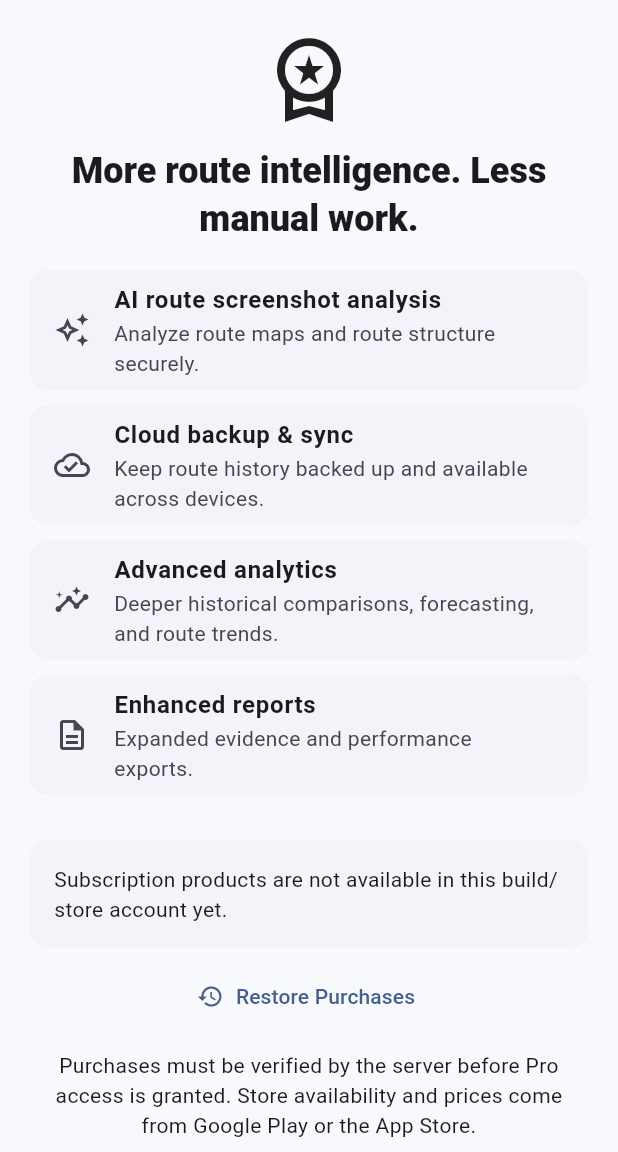
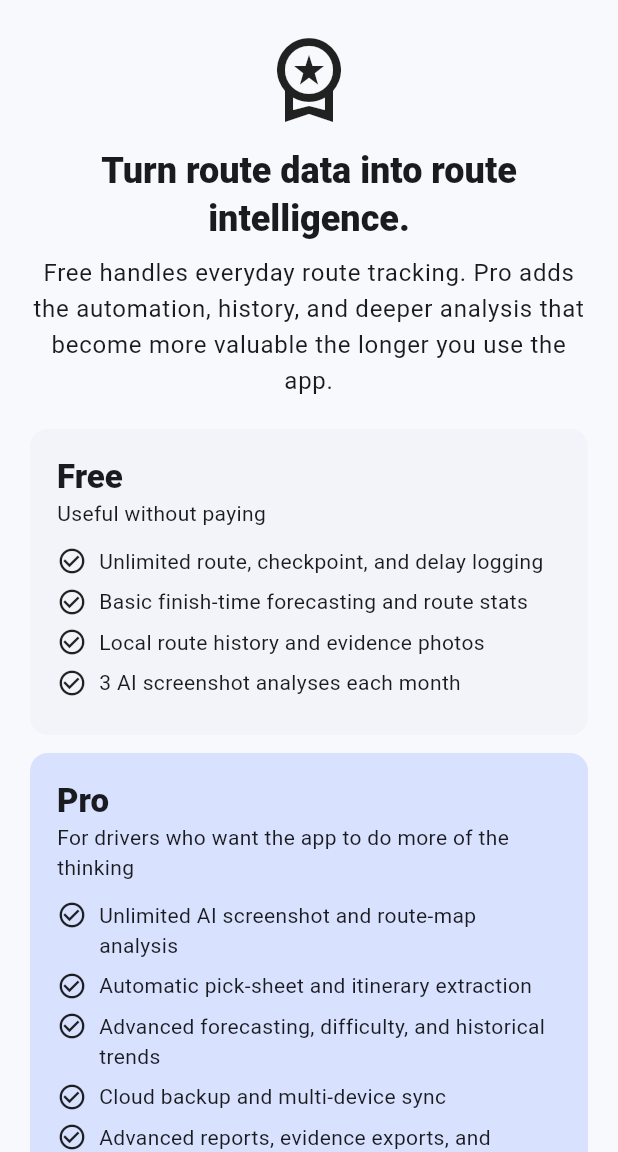
Before and after one commit to halldustin54dh-cmd/route-performance-tracker, a Flutter app: the PaywallScreen screen opened directly, on a phone screen of 412 x 824 dp, the part 84-1236 px from its top. Run offline on Flutter 3.47's test engine with Material 3 defaults, Android fonts, the phone set to English and light mode, and no system bars; our stand-ins replace image_picker, in_app_purchase, sqflite, supabase_flutter; missing offline and left inert: google_mlkit_text_recognition; accounts and stored records are empty.

Commit message:
Polish Free versus Pro paywall

```diff
--- a/lib/screens/paywall_screen.dart
+++ b/lib/screens/paywall_screen.dart
@@ -14,12 +14,12 @@ class _PaywallScreenState extends State<PaywallScreen> {
   List<ProductDetails> _products = const [];
   bool _loading = true;
   String? _message;
-  StreamSubscription<String>? _messageSubscription;
+  StreamSubscription<String>? _messages;
 
   @override
   void initState() {
     super.initState();
-    _messageSubscription = SubscriptionService.instance.messages.listen((message) {
+    _messages = SubscriptionService.instance.messages.listen((message) {
       if (!mounted) return;
       setState(() => _message = message);
       ScaffoldMessenger.of(context).showSnackBar(SnackBar(content: Text(message)));
@@ -29,7 +29,7 @@ class _PaywallScreenState extends State<PaywallScreen> {
 
   @override
   void dispose() {
-    _messageSubscription?.cancel();
+    _messages?.cancel();
     super.dispose();
   }
 
@@ -40,31 +40,15 @@ class _PaywallScreenState extends State<PaywallScreen> {
     setState(() {
       _products = products;
       _loading = false;
-      if (products.isEmpty) {
-        _message = 'Subscription products are not available in this build/store account yet.';
-      }
+      if (products.isEmpty) _message = 'Subscriptions are not available from this store account yet.';
     });
   }
 
   Future<void> _buy(ProductDetails product) async {
     try {
-      setState(() => _message = 'Opening the store…');
       await SubscriptionService.instance.buy(product);
     } catch (error) {
-      if (!mounted) return;
-      setState(() => _message = '$error');
-      ScaffoldMessenger.of(context).showSnackBar(SnackBar(content: Text('$error')));
-    }
-  }
-
-  Future<void> _restore() async {
-    try {
-      setState(() => _message = 'Checking previous purchases…');
-      await SubscriptionService.instance.restore();
-    } catch (error) {
-      if (!mounted) return;
-      setState(() => _message = '$error');
-      ScaffoldMessenger.of(context).showSnackBar(SnackBar(content: Text('$error')));
+      if (mounted) ScaffoldMessenger.of(context).showSnackBar(SnackBar(content: Text('$error')));
     }
   }
 
@@ -78,16 +62,33 @@ class _PaywallScreenState extends State<PaywallScreen> {
         children: [
           const Icon(Icons.workspace_premium_outlined, size: 64),
           const SizedBox(height: 14),
-          Text(
-            'More route intelligence. Less manual work.',
-            textAlign: TextAlign.center,
-            style: theme.textTheme.headlineSmall?.copyWith(fontWeight: FontWeight.w800),
+          Text('Turn route data into route intelligence.', textAlign: TextAlign.center, style: theme.textTheme.headlineSmall?.copyWith(fontWeight: FontWeight.w800)),
+          const SizedBox(height: 8),
+          Text('Free handles everyday route tracking. Pro adds the automation, history, and deeper analysis that become more valuable the longer you use the app.', textAlign: TextAlign.center, style: theme.textTheme.bodyLarge),
+          const SizedBox(height: 20),
+          const _PlanCard(
+            title: 'Free',
+            subtitle: 'Useful without paying',
+            features: [
+              'Unlimited route, checkpoint, and delay logging',
+              'Basic finish-time forecasting and route stats',
+              'Local route history and evidence photos',
+              '3 AI screenshot analyses each month',
+            ],
           ),
-          const SizedBox(height: 18),
-          const _Feature(icon: Icons.auto_awesome_outlined, title: 'AI route screenshot analysis', body: 'Analyze route maps and route structure securely.'),
-          const _Feature(icon: Icons.cloud_done_outlined, title: 'Cloud backup & sync', body: 'Keep route history backed up and available across devices.'),
-          const _Feature(icon: Icons.insights_outlined, title: 'Advanced analytics', body: 'Deeper historical comparisons, forecasting, and route trends.'),
-          const _Feature(icon: Icons.description_outlined, title: 'Enhanced reports', body: 'Expanded evidence and performance exports.'),
+          const SizedBox(height: 12),
+          const _PlanCard(
+            title: 'Pro',
+            subtitle: 'For drivers who want the app to do more of the thinking',
+            highlighted: true,
+            features: [
+              'Unlimited AI screenshot and route-map analysis',
+              'Automatic pick-sheet and itinerary extraction',
+              'Advanced forecasting, difficulty, and historical trends',
+              'Cloud backup and multi-device sync',
+              'Advanced reports, evidence exports, and comparisons',
+            ],
+          ),
           const SizedBox(height: 20),
           if (_loading)
             const Center(child: CircularProgressIndicator())
@@ -107,36 +108,44 @@ class _PaywallScreenState extends State<PaywallScreen> {
                 ),
               ),
             )),
-          if (_message != null && _products.isNotEmpty) ...[
           const SizedBox(height: 8),
-            Text(_message!, textAlign: TextAlign.center, style: theme.textTheme.bodyMedium),
-          ],
-          const SizedBox(height: 8),
-          TextButton.icon(onPressed: _restore, icon: const Icon(Icons.restore), label: const Text('Restore Purchases')),
+          TextButton.icon(onPressed: SubscriptionService.instance.restore, icon: const Icon(Icons.restore), label: const Text('Restore Purchases')),
           const SizedBox(height: 12),
-          const Text(
-            'Purchases must be verified by the server before Pro access is granted. Store availability and prices come from Google Play or the App Store.',
-            textAlign: TextAlign.center,
-          ),
+          const Text('Prices and billing periods are shown by your app store. A purchase is verified by our server before Pro access is activated.', textAlign: TextAlign.center),
         ],
       ),
     );
   }
 }
 
-class _Feature extends StatelessWidget {
-  const _Feature({required this.icon, required this.title, required this.body});
-  final IconData icon;
+class _PlanCard extends StatelessWidget {
+  const _PlanCard({required this.title, required this.subtitle, required this.features, this.highlighted = false});
   final String title;
-  final String body;
+  final String subtitle;
+  final List<String> features;
+  final bool highlighted;
 
   @override
-  Widget build(BuildContext context) => Card(
-        margin: const EdgeInsets.only(bottom: 10),
-        child: ListTile(
-          leading: Icon(icon),
-          title: Text(title, style: const TextStyle(fontWeight: FontWeight.w700)),
-          subtitle: Text(body),
+  Widget build(BuildContext context) {
+    final theme = Theme.of(context);
+    return Card(
+      color: highlighted ? theme.colorScheme.primaryContainer : null,
+      child: Padding(
+        padding: const EdgeInsets.all(18),
+        child: Column(crossAxisAlignment: CrossAxisAlignment.start, children: [
+          Text(title, style: theme.textTheme.titleLarge?.copyWith(fontWeight: FontWeight.w800)),
+          Text(subtitle, style: theme.textTheme.bodyMedium),
+          const SizedBox(height: 12),
+          ...features.map((feature) => Padding(
+            padding: const EdgeInsets.only(bottom: 7),
+            child: Row(crossAxisAlignment: CrossAxisAlignment.start, children: [
+              const Icon(Icons.check_circle_outline, size: 20),
+              const SizedBox(width: 8),
+              Expanded(child: Text(feature)),
+            ]),
+          )),
+        ]),
       ),
     );
   }
+}
```
Lines whose indentation alone changed are shown as unchanged.
